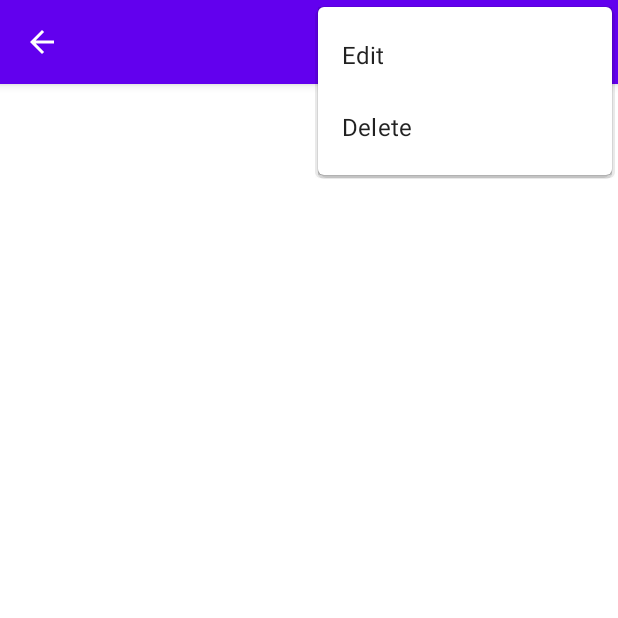
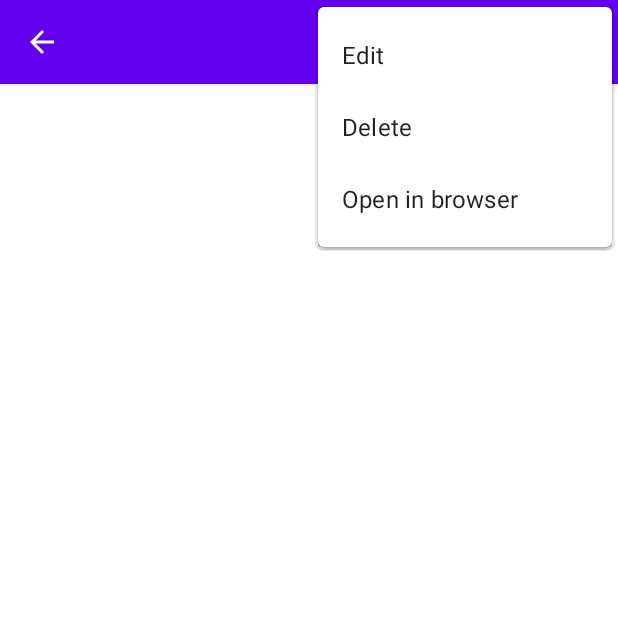
Before and after one commit to spgrvl/package-tracker-app, an Android app: the PackageDetailsActivity screen opened directly, with no data from a screen before it, with the options menu open, on a phone screen of 412 x 824 dp, the top half of it. Run offline under Robolectric (Android 15) with nearby library versions, the phone set to English and light mode, and no system bars; 3 statements that could not run were skipped.

Commit message:
Added option to open tracking number in carrier's website from package details page. Updated refresh icon.

```diff
--- a/app/build.gradle
+++ b/app/build.gradle
@@ -10,8 +10,8 @@ android {
         applicationId "com.spgrvl.packagetracker"
         minSdkVersion 24
         targetSdkVersion 30
-        versionCode 9
-        versionName "1.6.1"
+        versionCode 10
+        versionName "1.6.2"
 
         testInstrumentationRunner "androidx.test.runner.AndroidJUnitRunner"
     }
--- a/app/src/main/java/com/spgrvl/packagetracker/PackageDetailsActivity.java
+++ b/app/src/main/java/com/spgrvl/packagetracker/PackageDetailsActivity.java
@@ -2,6 +2,7 @@ package com.spgrvl.packagetracker;
 
 import android.content.DialogInterface;
 import android.content.Intent;
+import android.net.Uri;
 import android.os.Bundle;
 import android.view.Menu;
 import android.view.MenuItem;
@@ -91,6 +92,10 @@ public class PackageDetailsActivity extends AppCompatActivity implements SwipeRe
             openDialog();
         } else if (itemId == R.id.delete_button) {
             deleteTracking();
+        } else if (itemId == R.id.open_browser_button) {
+            String url="https://itemsearch.elta.gr/el-GR/Query/Direct/" + tracking;
+            Intent intent = new Intent(Intent.ACTION_VIEW, Uri.parse(url));
+            this.startActivity(intent);
         }
         return super.onOptionsItemSelected(item);
     }
--- /dev/null
+++ b/app/src/main/res/drawable/ic_open_in_browser.xml
@@ -0,0 +1,10 @@
+<vector xmlns:android="http://schemas.android.com/apk/res/android"
+    android:width="24dp"
+    android:height="24dp"
+    android:viewportWidth="24"
+    android:viewportHeight="24"
+    android:tint="?attr/colorControlNormal">
+  <path
+      android:fillColor="@android:color/white"
+      android:pathData="M19,4L5,4c-1.11,0 -2,0.9 -2,2v12c0,1.1 0.89,2 2,2h4v-2L5,18L5,8h14v10h-4v2h4c1.1,0 2,-0.9 2,-2L21,6c0,-1.1 -0.89,-2 -2,-2zM12,10l-4,4h3v6h2v-6h3l-4,-4z"/>
+</vector>
--- a/app/src/main/res/drawable-anydpi/ic_refresh.xml
+++ b/app/src/main/res/drawable/ic_refresh.xml
@@ -3,8 +3,7 @@
     android:height="24dp"
     android:viewportWidth="24"
     android:viewportHeight="24"
-    android:tint="#FFFFFF"
-    android:alpha="0.8">
+    android:tint="?attr/colorControlNormal">
   <path
       android:fillColor="@android:color/white"
       android:pathData="M17.65,6.35C16.2,4.9 14.21,4 12,4c-4.42,0 -7.99,3.58 -7.99,8s3.57,8 7.99,8c3.73,0 6.84,-2.55 7.73,-6h-2.08c-0.82,2.33 -3.04,4 -5.65,4 -3.31,0 -6,-2.69 -6,-6s2.69,-6 6,-6c1.66,0 3.14,0.69 4.22,1.78L13,11h7V4l-2.35,2.35z"/>
--- a/app/src/main/res/menu/details_action_bar.xml
+++ b/app/src/main/res/menu/details_action_bar.xml
@@ -16,4 +16,9 @@
         android:id="@+id/delete_button"
         app:showAsAction="collapseActionView"
         android:icon="@drawable/ic_delete"/>
+
+    <item android:title="@string/open_in_browser"
+        android:id="@+id/open_browser_button"
+        app:showAsAction="collapseActionView"
+        android:icon="@drawable/ic_open_in_browser"/>
 </menu>
--- a/app/src/main/res/values/strings.xml
+++ b/app/src/main/res/values/strings.xml
@@ -28,6 +28,7 @@
     <string name="restart">Restart</string>
     <string name="changes_restart_toast">Changes will apply after app restart</string>
     <string name="channelPkg_notification_description">This notification channel displays information about new package updates</string>
+    <string name="open_in_browser">Open in browser</string>
 
     <string-array name="notif_interval_pref_entries">
         <item>15 minutes</item>
```
